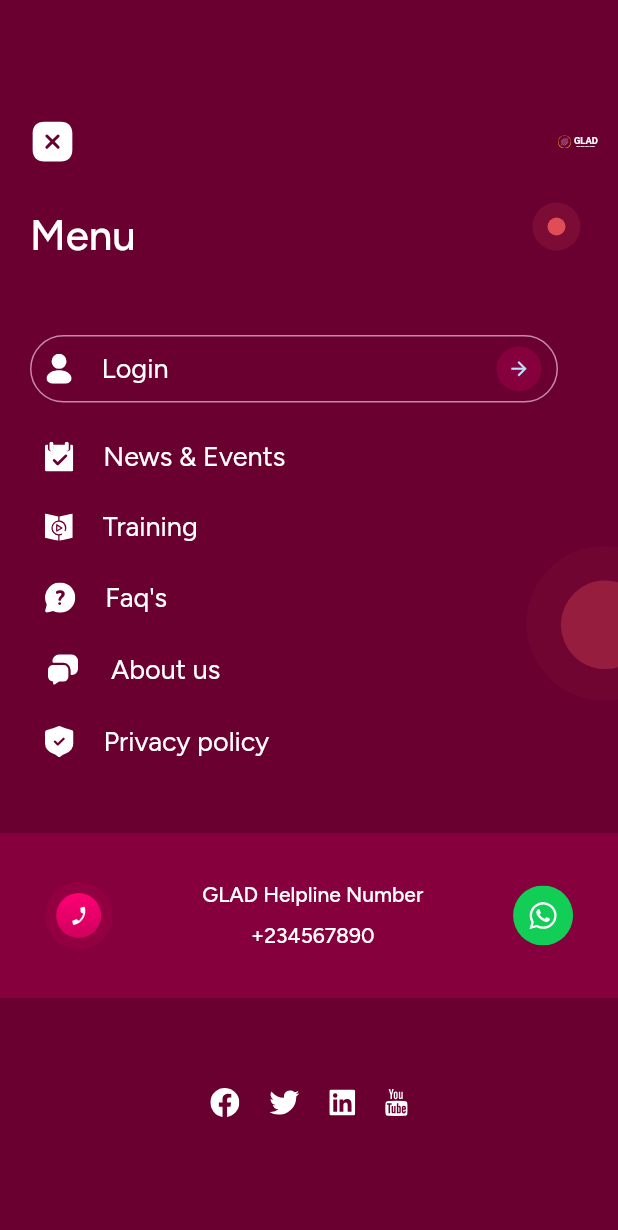
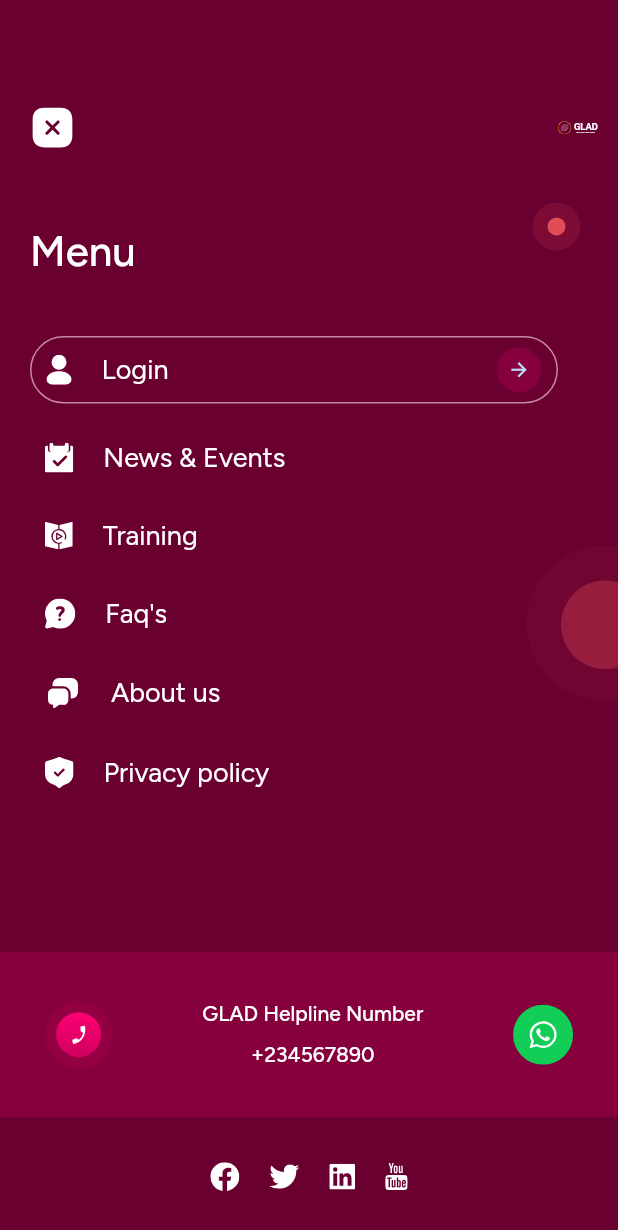
Before and after one commit to mohitgangwar09/glad_video_player_in_custom_method_chewir, a Flutter app: the Navigation screen opened directly, with the side drawer open, on a phone screen of 412 x 824 dp. Shown: the top 1230 px of the screen. Run offline on Flutter 3.47's test engine with Material 2 defaults, Android fonts, the phone set to English and light mode, and no system bars; our stand-ins replace cached_network_image, dio, equatable, flutter_bloc, flutter_svg, freezed_annotation and 8 more; accounts and stored records are empty.

Commit message:
side drawer

```diff
--- a/lib/screen/drawer/guest_drawer.dart
+++ b/lib/screen/drawer/guest_drawer.dart
@@ -12,37 +12,30 @@
   @override
   Widget build(BuildContext context) {
 
-
     return Container(
       color: const Color(0xFF6A0030),
       child: Stack(
         children: [
-          Column(
+
+          Padding(
+            padding: EdgeInsets.fromLTRB(0,screenHeight()*0.085,0,0),
+            child: Column(
               crossAxisAlignment: CrossAxisAlignment.start,
-            mainAxisAlignment: MainAxisAlignment.center,
+              mainAxisAlignment: MainAxisAlignment.start,
               children: [
                 menuItem(),
+                const SizedBox(
+                  height: 25,
+                ),
                 navigationItem(),
-              const SizedBox(
-                height: 50,
-              ),
-              Column(
-                children: [
-                  helpLineItem(),
               ],
             ),
-              const SizedBox(
-                height: 60,
           ),
-              socialMediaItem(),
-            ],
-          ),
-          Positioned(
-              right: 0,
-              top: 135,
-              // bottom:0,
-              // left: 0,
-              child: SvgPicture.asset(Images.drawerInside)),
+
+          sideBackground(),
+
+          helpLineItem(),
+
         ],
       ),
     );
@@ -60,19 +53,19 @@
             text: 'News & Events',
           ),
           const SizedBox(
-            height: 25,
+            height: 30,
           ),
           navigationBarItem(
               image: Images.training,
               onTap: () {},
               text: 'Training'),
           const SizedBox(
-            height: 25,
+            height: 30,
           ),
           navigationBarItem(
               image: Images.faq, onTap: () {}, text: "Faq's"),
           const SizedBox(
-            height: 25,
+            height:30,
           ),
           navigationBarItem(
             image: Images.aboutus,
@@ -80,7 +73,7 @@
             text: 'About us',
           ),
           const SizedBox(
-            height: 25,
+            height: 30,
           ),
           navigationBarItem(
               image: Images.privacy,
@@ -91,9 +84,14 @@
     );
   }
 
-
   Widget helpLineItem(){
-    return Container(
+    return Positioned(
+      bottom: 0,
+      left: 0,
+      right: 0,
+      child: Column(
+        children: [
+          Container(
             height: 110,
             decoration: const BoxDecoration(color: ColorResources.maroon1),
             child: Row(
@@ -128,6 +126,12 @@
                     height: 40,
                   ),
                 ]),
+          ),
+          const SizedBox(height: 30,),
+          socialMediaItem(),
+          const SizedBox(height: 30,)
+        ],
+      ),
     );
   }
 
@@ -178,7 +182,7 @@
           ),
         ),
         const SizedBox(
-          height: 30,
+          height: 50,
         ),
         Padding(
           padding: const EdgeInsets.fromLTRB(20, 0, 0, 0),
@@ -189,11 +193,10 @@
           ),
         ),
         const SizedBox(
-          height: 50,
+          height: 40,
         ),
-        Padding(
-          padding: const EdgeInsets.fromLTRB(20, 0, 40, 0),
-          child: Container(
+        Container(
+          margin: const EdgeInsets.fromLTRB(20, 0,40, 0),
           height: 45,
           decoration: BoxDecoration(
               borderRadius: BorderRadius.circular(30),
@@ -226,12 +229,17 @@
             ),
           ),
         ),
-        ),
-        const SizedBox(
-          height: 25,
-        ),
       ],);
   }
 
 
+  Widget sideBackground(){
+    return  Positioned(
+        right: 0,
+        top: 135,
+        // bottom:0,
+        // left: 0,
+        child: SvgPicture.asset(Images.drawerInside));
   }
+
+}
```
Lines whose indentation alone changed are shown as unchanged.
